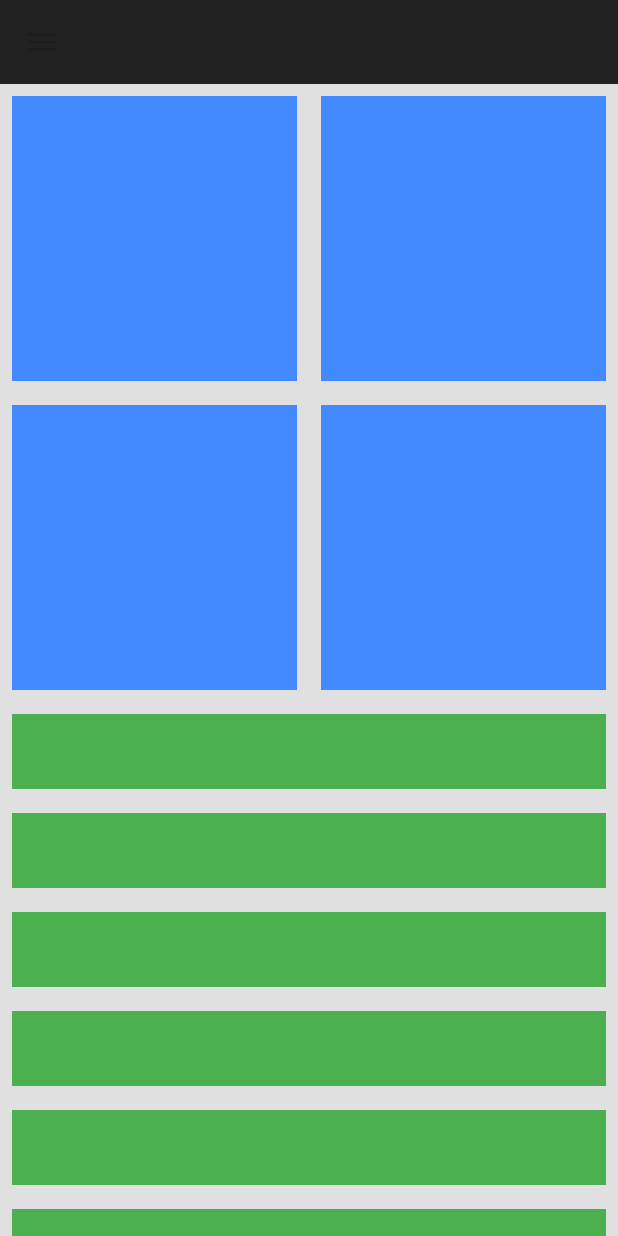
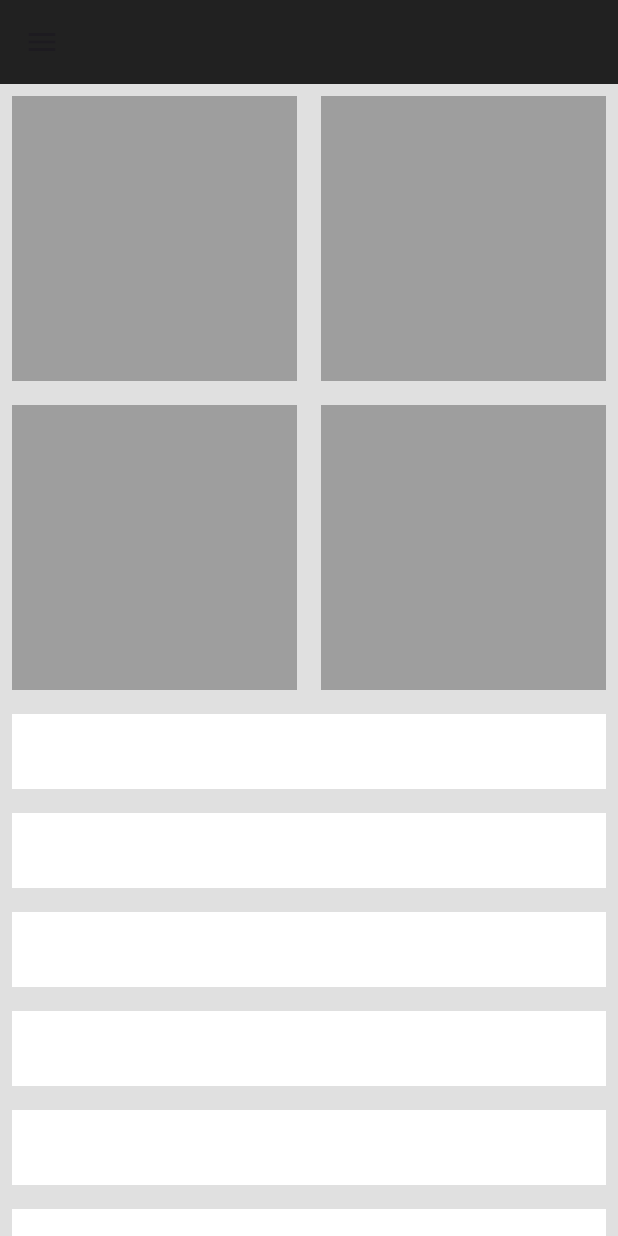
Before and after one commit to mahmoudahmed1718/responsvie_dashboard_ui, a Flutter app: the screen it shows after launch, on a phone screen of 412 x 824 dp. Run offline on Flutter 3.47's test engine with Material 3 defaults, Android fonts, the phone set to English and light mode, and no system bars.

Commit message:
finsh mobile screen layout

```diff
--- a/lib/core/utils/app_colors.dart
+++ b/lib/core/utils/app_colors.dart
@@ -3,4 +3,5 @@ import 'package:flutter/material.dart';
 abstract class AppColors {
   static Color primary = Colors.grey.shade300;
   static Color appbarColor = Colors.grey.shade900;
+  static Color secondary = Colors.grey.shade500;
 }
--- a/lib/widgets/my_box.dart
+++ b/lib/widgets/my_box.dart
@@ -1,10 +1,11 @@
 import 'package:flutter/material.dart';
+import 'package:responsvie_dashboard_ui/core/utils/app_colors.dart';
 
 class MyBox extends StatelessWidget {
   const MyBox({super.key});
 
   @override
   Widget build(BuildContext context) {
-    return Container(color: Colors.blueAccent);
+    return Container(color: AppColors.secondary);
   }
 }
--- a/lib/widgets/my_tile.dart
+++ b/lib/widgets/my_tile.dart
@@ -6,7 +6,7 @@ class MyTile extends StatelessWidget {
   Widget build(BuildContext context) {
     return Padding(
       padding: const EdgeInsets.all(8.0),
-      child: Container(height: 50, color: Colors.green),
+      child: Container(height: 50, color: Colors.white),
     );
   }
 }
```
